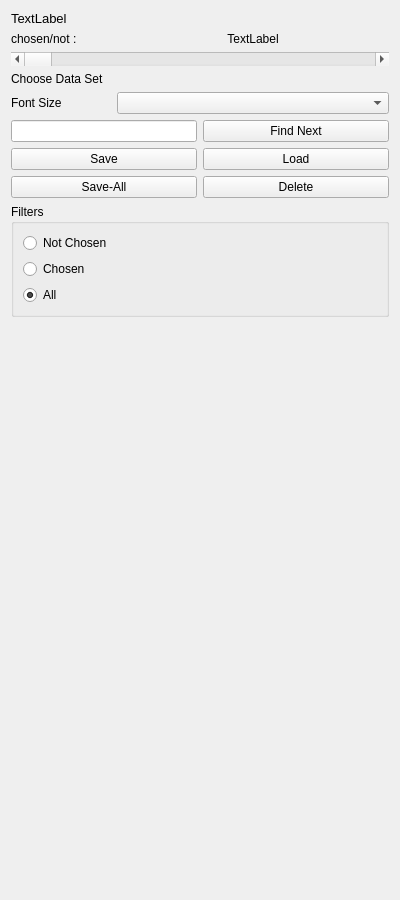
Qt form source/view/wordlistgeneralcontrolsform.ui (mortlach/Liber-Primus-Crib-Assist) before a commit.
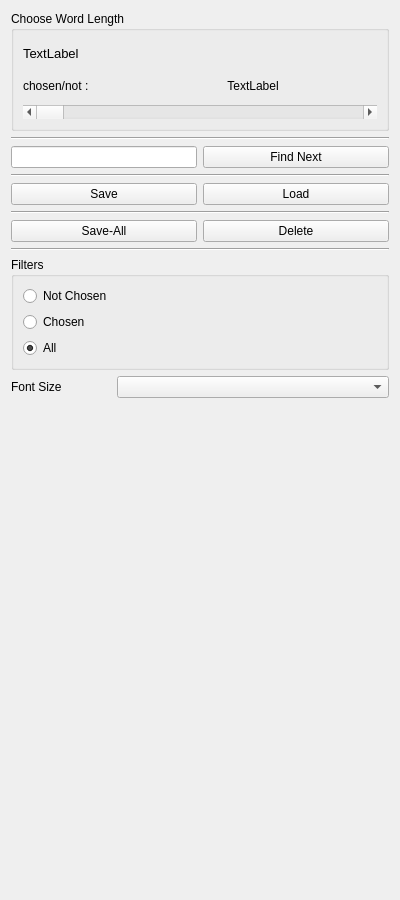
The same form after that commit. Custom widgets are drawn as their Qt base class.

The edit to the form file:
```diff
--- a/source/view/wordlistgeneralcontrolsform.ui
+++ b/source/view/wordlistgeneralcontrolsform.ui
@@ -25,6 +25,18 @@
   <property name="windowTitle">
    <string>Form</string>
   </property>
+  <layout class="QVBoxLayout" name="verticalLayout_3">
+   <item>
+    <widget class="QGroupBox" name="groupBox">
+     <property name="minimumSize">
+      <size>
+       <width>0</width>
+       <height>120</height>
+      </size>
+     </property>
+     <property name="title">
+      <string>Choose Word Length</string>
+     </property>
   <layout class="QVBoxLayout" name="verticalLayout">
    <item>
     <widget class="QLabel" name="wordListGenerallabel">
@@ -99,50 +111,15 @@
      </property>
     </widget>
    </item>
-   <item>
-    <widget class="QLabel" name="label_2">
-     <property name="sizePolicy">
-      <sizepolicy hsizetype="MinimumExpanding" vsizetype="Preferred">
-       <horstretch>0</horstretch>
-       <verstretch>0</verstretch>
-      </sizepolicy>
-     </property>
-     <property name="text">
-      <string>Choose Data Set</string>
-     </property>
-    </widget>
-   </item>
-   <item>
-    <layout class="QHBoxLayout" name="horizontalLayout">
-     <item>
-      <widget class="QLabel" name="label_3">
-       <property name="sizePolicy">
-        <sizepolicy hsizetype="MinimumExpanding" vsizetype="Preferred">
-         <horstretch>0</horstretch>
-         <verstretch>0</verstretch>
-        </sizepolicy>
-       </property>
-       <property name="minimumSize">
-        <size>
-         <width>0</width>
-         <height>0</height>
-        </size>
-       </property>
-       <property name="maximumSize">
-        <size>
-         <width>100</width>
-         <height>16777215</height>
-        </size>
-       </property>
-       <property name="text">
-        <string>Font Size</string>
-       </property>
-      </widget>
-     </item>
-     <item>
-      <widget class="QComboBox" name="fontSizeComboBox"/>
-     </item>
-    </layout>
+     </layout>
+    </widget>
+   </item>
+   <item>
+    <widget class="Line" name="line_4">
+     <property name="orientation">
+      <enum>Qt::Horizontal</enum>
+     </property>
+    </widget>
    </item>
    <item>
     <layout class="QHBoxLayout" name="horizontalLayout_3">
@@ -171,6 +148,13 @@
      </item>
     </layout>
    </item>
+   <item>
+    <widget class="Line" name="line_3">
+     <property name="orientation">
+      <enum>Qt::Horizontal</enum>
+     </property>
+    </widget>
+   </item>
    <item>
     <layout class="QHBoxLayout" name="horizontalLayout_2">
      <item>
@@ -207,6 +191,13 @@
      </item>
     </layout>
    </item>
+   <item>
+    <widget class="Line" name="line_2">
+     <property name="orientation">
+      <enum>Qt::Horizontal</enum>
+     </property>
+    </widget>
+   </item>
    <item>
     <layout class="QHBoxLayout" name="horizontalLayout_6">
      <item>
@@ -237,6 +228,13 @@
      </item>
     </layout>
    </item>
+   <item>
+    <widget class="Line" name="line">
+     <property name="orientation">
+      <enum>Qt::Horizontal</enum>
+     </property>
+    </widget>
+   </item>
    <item>
     <widget class="QGroupBox" name="filtersGroupBox">
      <property name="title">
@@ -277,7 +275,36 @@
     </widget>
    </item>
    <item>
-    <widget class="BasicCommandsForm" name="widget" native="true"/>
+    <layout class="QHBoxLayout" name="horizontalLayout">
+     <item>
+      <widget class="QLabel" name="label_3">
+       <property name="sizePolicy">
+        <sizepolicy hsizetype="MinimumExpanding" vsizetype="Preferred">
+         <horstretch>0</horstretch>
+         <verstretch>0</verstretch>
+        </sizepolicy>
+       </property>
+       <property name="minimumSize">
+        <size>
+         <width>0</width>
+         <height>0</height>
+        </size>
+       </property>
+       <property name="maximumSize">
+        <size>
+         <width>100</width>
+         <height>16777215</height>
+        </size>
+       </property>
+       <property name="text">
+        <string>Font Size</string>
+       </property>
+      </widget>
+     </item>
+     <item>
+      <widget class="QComboBox" name="fontSizeComboBox"/>
+     </item>
+    </layout>
    </item>
    <item>
     <spacer name="verticalSpacer">
```
Left out of the diff: 3 changed lines with no effect on the pictures. Lines whose indentation alone changed are shown as unchanged.
